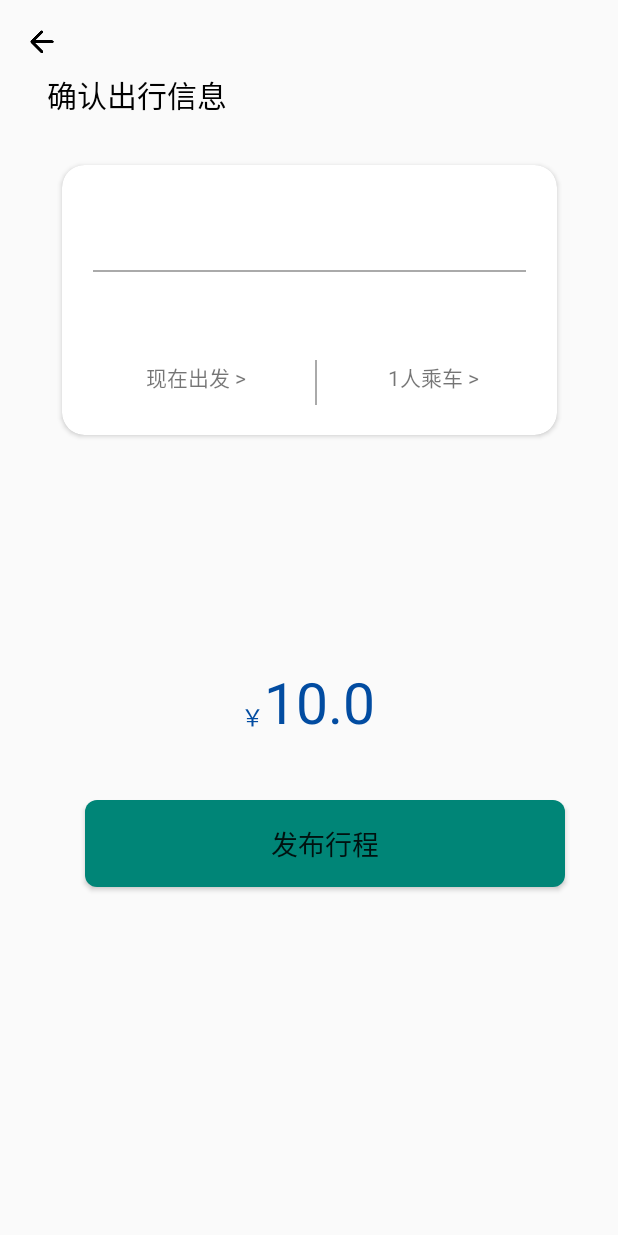
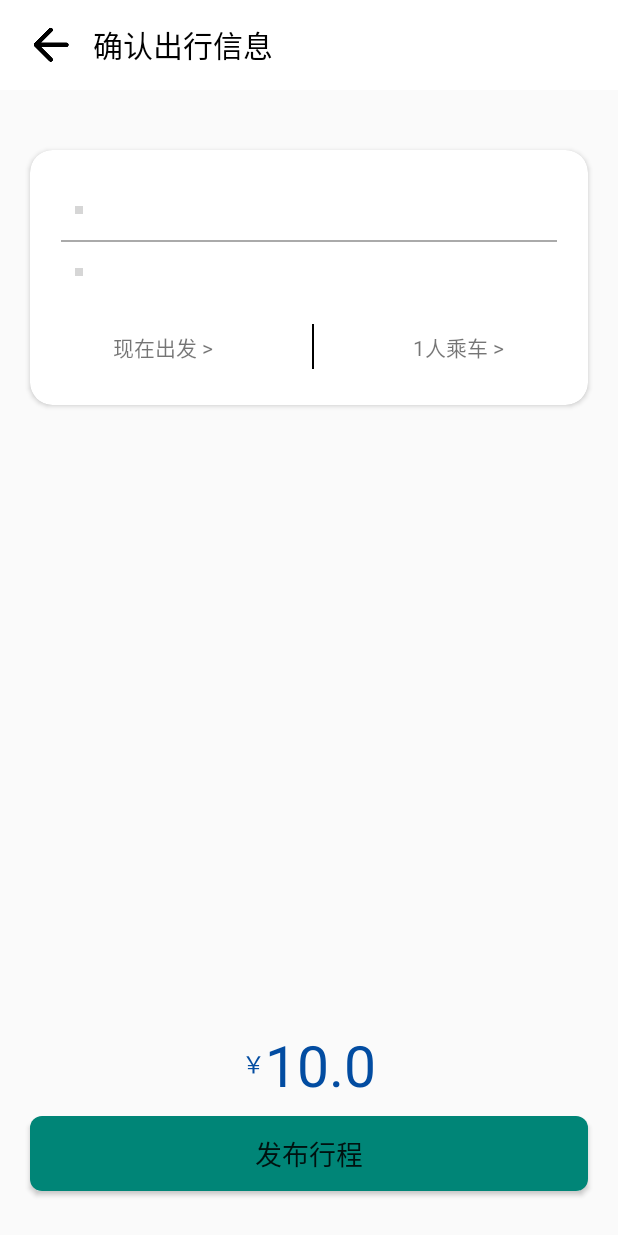
Before and after one commit to MontyYan/carPoolGL, an Android app: the DetailActivity screen opened directly, with no data from a screen before it, on a phone screen of 412 x 824 dp. Run offline under Robolectric (Android 15) with nearby library versions, the light colour scheme and no system bars; libraries missing offline, so code that uses them is left out: com.amap.api, com.bigkoo.pickerview; 4 statements that could not run were skipped; grey boxes are pictures that could not be loaded.

Commit message:
detail xml

```diff
--- a/app/src/main/res/layout/activity_detail.xml
+++ b/app/src/main/res/layout/activity_detail.xml
@@ -6,57 +6,75 @@
     android:layout_height="match_parent"
     tools:context=".DetailActivity">
 
+    <LinearLayout
+        android:layout_width="match_parent"
+        android:layout_height="match_parent"
+        android:orientation="vertical">
+
+        <LinearLayout
+            android:layout_width="match_parent"
+            android:layout_height="60dp"
+            android:background="@color/white"
+            android:orientation="horizontal">
+
             <ImageView
-        android:id="@+id/imageView"
+
                 android:layout_width="wrap_content"
                 android:layout_height="wrap_content"
+                android:layout_gravity="center"
                 android:layout_marginStart="16dp"
-        android:layout_marginTop="16dp"
-        app:layout_constraintStart_toStartOf="parent"
-        app:layout_constraintTop_toTopOf="parent"
-        app:srcCompat="@drawable/round_arrow_back_black_24" />
+                app:srcCompat="@drawable/round_arrow_back_black_36" />
 
             <TextView
-        android:id="@+id/textView4"
-        android:layout_width="341dp"
+                android:layout_width="match_parent"
                 android:layout_height="42dp"
-        android:layout_marginTop="48dp"
+                android:layout_gravity="center"
+                android:layout_marginLeft="10dp"
+                android:gravity="center|left"
                 android:text="确认出行信息"
                 android:textColor="@color/black"
-        android:textSize="20sp"
-        app:layout_constraintEnd_toEndOf="parent"
-        app:layout_constraintHorizontal_bias="0.444"
-        app:layout_constraintStart_toStartOf="parent"
-        app:layout_constraintTop_toTopOf="parent" />
+                android:textSize="20sp" />
 
-
-    <Button
-        android:id="@+id/publish_bt"
-        android:layout_width="320dp"
-        android:layout_height="58dp"
-        android:layout_marginTop="24dp"
-        android:text="发布行程"
-        android:textSize="18sp"
-        android:background="@drawable/button_normal"
-        app:layout_constraintEnd_toEndOf="parent"
-        app:layout_constraintHorizontal_bias="0.615"
-        app:layout_constraintStart_toStartOf="parent"
-        app:layout_constraintTop_toBottomOf="@+id/money" />
+        </LinearLayout>
 
         <androidx.cardview.widget.CardView
             android:id="@+id/cardView2"
-        android:layout_width="330dp"
-        android:layout_height="180dp"
-        android:layout_marginTop="20dp"
+            android:layout_width="match_parent"
+            android:layout_height="170dp"
+            android:layout_gravity="center"
+            android:layout_marginLeft="20dp"
+            android:layout_marginTop="40dp"
+            android:layout_marginRight="20dp"
+
             android:elevation="5dp"
-        app:cardCornerRadius="15dp"
-        app:layout_constraintEnd_toEndOf="parent"
-        app:layout_constraintStart_toStartOf="parent"
-        app:layout_constraintTop_toBottomOf="@+id/textView4">
-        <androidx.constraintlayout.widget.ConstraintLayout
+            app:cardCornerRadius="15dp">
+
+            <LinearLayout
                 android:layout_width="match_parent"
                 android:layout_height="match_parent"
-            >
+                android:orientation="vertical">
+
+                <LinearLayout
+                    android:layout_width="match_parent"
+                    android:layout_height="40dp"
+                    android:layout_marginTop="20dp"
+                    android:orientation="horizontal">
+                    <TextView
+                        android:layout_width="5dp"
+                        android:layout_height="5dp"
+                        android:layout_marginLeft="30dp"
+                        android:background="@drawable/circle_start"
+                        android:layout_gravity="center"/>
+                    <TextView
+                        android:id="@+id/detail_geton_tv"
+                        android:layout_width="match_parent"
+                        android:layout_height="27dp"
+                        android:layout_marginLeft="10dp"
+                        android:layout_marginRight="30dp"
+                        android:layout_gravity="center"
+                        android:text="桂电花江校区"
+                        android:textSize="17sp" />
+                </LinearLayout>
 
                 <LinearLayout
                     android:id="@+id/linearLayout2"
@@ -64,159 +82,138 @@
                     android:layout_height="1dp"
                     android:layout_marginLeft="15dp"
                     android:layout_marginRight="15dp"
-                android:layout_marginTop="70dp"
                     android:background="@android:color/white"
                     android:paddingLeft="5dp"
-                android:paddingRight="5dp"
-                app:layout_constraintEnd_toEndOf="parent"
-                app:layout_constraintStart_toStartOf="parent"
-                app:layout_constraintTop_toTopOf="parent">
+                    android:paddingRight="5dp">
                     <View
                         android:layout_width="match_parent"
                         android:layout_height="match_parent"
                         android:background="@android:color/darker_gray" />
                 </LinearLayout>
 
-            <TextView
-                android:id="@+id/detail_geton_tv"
-                android:layout_width="230dp"
-                android:layout_height="28dp"
-                android:text="桂电花江校区"
-                android:textSize="17sp"
-                app:layout_constraintBottom_toTopOf="@+id/linearLayout2"
-                app:layout_constraintEnd_toEndOf="parent"
-                app:layout_constraintHorizontal_bias="0.328"
-                app:layout_constraintStart_toStartOf="parent"
-                app:layout_constraintTop_toTopOf="parent"
-                app:layout_constraintVertical_bias="0.864" />
+                <LinearLayout
+                    android:layout_width="match_parent"
+                    android:layout_height="40dp"
+                    android:orientation="horizontal">
 
                     <TextView
+                        android:layout_width="5dp"
+                        android:layout_height="5dp"
+                        android:layout_marginLeft="30dp"
+                        android:background="@drawable/circle_end"
+                        android:layout_gravity="center"/>
+                    <TextView
                         android:id="@+id/detail_getoff_tv"
-                android:layout_width="230dp"
-                android:layout_height="26dp"
+                        android:layout_width="match_parent"
+                        android:layout_marginLeft="10dp"
+                        android:layout_marginRight="30dp"
+                        android:layout_gravity="center"
+                        android:layout_height="27dp"
                         android:text="桂电金鸡岭校区"
-                android:textSize="17sp"
-                app:layout_constraintBottom_toBottomOf="parent"
-                app:layout_constraintEnd_toEndOf="parent"
-                app:layout_constraintHorizontal_bias="0.328"
-                app:layout_constraintStart_toStartOf="parent"
-                app:layout_constraintTop_toBottomOf="@+id/linearLayout2"
-                app:layout_constraintVertical_bias="0.05" />
+                        android:textSize="17sp" />
+                </LinearLayout>
 
+                <LinearLayout
+                    android:layout_width="match_parent"
+                    android:layout_height="40dp"
+                    android:layout_marginTop="10dp"
+                    android:orientation="horizontal">
                     <TextView
                         android:id="@+id/start_time"
                         android:layout_width="wrap_content"
-                android:layout_height="wrap_content"
-                android:layout_marginStart="56dp"
-                android:layout_marginBottom="28dp"
-                android:text="现在出发 >"
-                app:layout_constraintBottom_toBottomOf="parent"
-                app:layout_constraintStart_toStartOf="parent" />
-
+                        android:layout_height="match_parent"
+                        android:gravity="center"
+                        android:layout_weight="1"
+                        android:text="现在出发 >" />
                     <LinearLayout
                         android:id="@+id/linearLayout4"
                         android:layout_width="1dp"
                         android:layout_height="30dp"
+                        android:layout_gravity="center"
                         android:layout_marginStart="10dp"
-                android:layout_marginTop="130dp"
-                android:layout_marginEnd="30dp"
-                android:background="@android:color/darker_gray"
-                android:paddingLeft="5dp"
-                android:paddingRight="5dp"
-                app:layout_constraintEnd_toEndOf="parent"
-                app:layout_constraintHorizontal_bias="0.55"
-                app:layout_constraintStart_toStartOf="parent"
-                app:layout_constraintTop_toTopOf="parent">
-
+                        android:layout_marginEnd="10dp"
+                        android:background="@android:color/darker_gray">
                         <View
                             android:layout_width="1dp"
                             android:layout_height="match_parent"
                             android:background="@android:color/black" />
                     </LinearLayout>
-
                     <TextView
                         android:id="@+id/person_num"
                         android:layout_width="wrap_content"
-                android:layout_height="wrap_content"
-                android:layout_marginEnd="52dp"
-                android:layout_marginBottom="28dp"
-                android:text="1人乘车 >"
-                app:layout_constraintBottom_toBottomOf="parent"
-                app:layout_constraintEnd_toEndOf="parent" />
-
-            <!--            <LinearLayout-->
-<!--                android:id="@+id/linearLayout3"-->
-<!--                android:layout_width="1dp"-->
-<!--                android:layout_height="30dp"-->
-<!--                android:layout_marginStart="10dp"-->
-<!--                android:layout_marginTop="130dp"-->
-<!--                android:layout_marginEnd="30dp"-->
-<!--                android:background="@android:color/darker_gray"-->
-<!--                android:paddingLeft="5dp"-->
-<!--                android:paddingRight="5dp"-->
-<!--                app:layout_constraintEnd_toEndOf="parent"-->
-<!--                app:layout_constraintHorizontal_bias="0.75"-->
-<!--                app:layout_constraintStart_toStartOf="parent"-->
-<!--                app:layout_constraintTop_toTopOf="parent">-->
-
-<!--                <View-->
-<!--                    android:layout_width="1dp"-->
-<!--                    android:layout_height="match_parent"-->
-<!--                    android:background="@android:color/black" />-->
-<!--            </LinearLayout>-->
-
-<!--            <TextView-->
-<!--                android:id="@+id/map_detail"-->
-<!--                android:layout_width="wrap_content"-->
-<!--                android:layout_height="wrap_content"-->
-<!--                android:layout_marginEnd="16dp"-->
-<!--                android:layout_marginBottom="28dp"-->
-<!--                android:text="查看地图"-->
-<!--                app:layout_constraintBottom_toBottomOf="parent"-->
-<!--                app:layout_constraintEnd_toEndOf="parent" />-->
-
-        </androidx.constraintlayout.widget.ConstraintLayout>
+                        android:layout_height="match_parent"
+                        android:gravity="center"
+                        android:layout_weight="1"
+                        android:text="1人乘车 >" />
+                </LinearLayout>
+            </LinearLayout>
         </androidx.cardview.widget.CardView>
 
+        <LinearLayout
+            android:layout_width="match_parent"
+            android:layout_height="match_parent"
+            android:layout_weight="1"/>
+
+        <LinearLayout
+            android:layout_width="match_parent"
+            android:layout_height="50dp"
+            android:orientation="horizontal">
+            <TextView
+                android:layout_width="match_parent"
+                android:layout_height="match_parent"
+                android:layout_weight="1"/>
+            <LinearLayout
+                android:layout_width="match_parent"
+                android:layout_height="match_parent"
+                android:layout_weight="1"
+                android:orientation="horizontal">
+                <TextView
+                    android:id="@+id/textView6"
+                    android:layout_width="wrap_content"
+                    android:layout_height="match_parent"
+                    android:layout_weight="1"
+                    android:gravity="right|center"
+                    android:text="￥"
+                    android:textColor="@color/header_toast"
+                    android:textSize="15sp"/>
                 <TextView
                     android:id="@+id/money"
-        android:layout_width="121dp"
-        android:layout_height="67dp"
-        android:layout_marginTop="152dp"
-        android:gravity="left"
+                    android:layout_width="wrap_content"
+                    android:layout_height="match_parent"
+                    android:layout_weight="1"
+                    android:gravity="left|center"
                     android:text="10.0"
                     android:textColor="@color/header_toast"
-        android:textSize="38sp"
-        app:layout_constraintEnd_toEndOf="parent"
-        app:layout_constraintHorizontal_bias="0.606"
-        app:layout_constraintStart_toStartOf="parent"
-        app:layout_constraintTop_toBottomOf="@+id/cardView2" />
+                    android:textSize="38sp" />
+            </LinearLayout>
+            <TextView
+                android:layout_width="match_parent"
+                android:layout_height="match_parent"
+                android:layout_weight="1"/>
+        </LinearLayout>
+
+        <Button
+            android:id="@+id/publish_bt"
+            android:layout_width="match_parent"
+            android:layout_height="50dp"
+            android:layout_marginTop="10dp"
+            android:layout_marginBottom="30dp"
+            android:layout_marginLeft="20dp"
+            android:layout_marginRight="20dp"
+            android:background="@drawable/button_normal"
+            android:text="发布行程"
+            android:textSize="18sp" />
+    </LinearLayout>
+
+    <TextView
+        android:id="@+id/fog"
+        android:layout_width="match_parent"
+        android:layout_height="match_parent"
+        android:background="@color/fog"
+        android:elevation="9dp"
+        android:visibility="invisible" />
 
 
-
-    <TextView
-        android:id="@+id/textView6"
-        android:layout_width="17dp"
-        android:layout_height="23dp"
-        android:layout_marginTop="176dp"
-        android:gravity="right"
-        android:text="￥"
-        android:textColor="@color/header_toast"
-        android:textSize="15sp"
-        app:layout_constraintEnd_toStartOf="@+id/money"
-        app:layout_constraintHorizontal_bias="1.0"
-        app:layout_constraintStart_toStartOf="parent"
-        app:layout_constraintTop_toBottomOf="@+id/cardView2" />
-    <TextView
-        android:id="@+id/fog"
-        android:elevation="9dp"
-        android:visibility="invisible"
-        android:background="@color/fog"
-        android:layout_width="match_parent"
-        android:layout_height="match_parent"
-        />
-
-    <!-- 设置elevation是为了覆盖button    -->
     <androidx.coordinatorlayout.widget.CoordinatorLayout
         android:id="@+id/coordLayout_detail"
         android:layout_width="match_parent"
@@ -236,8 +233,8 @@
             app:behavior_peekHeight="0dp"
             app:layout_behavior="@string/bottom_sheet_behavior">
 
-            <include
-                layout="@layout/passenger_num"/>
+            <include layout="@layout/passenger_num" />
+
         </androidx.core.widget.NestedScrollView>
     </androidx.coordinatorlayout.widget.CoordinatorLayout>
 
```
Lines whose indentation alone changed are shown as unchanged.
